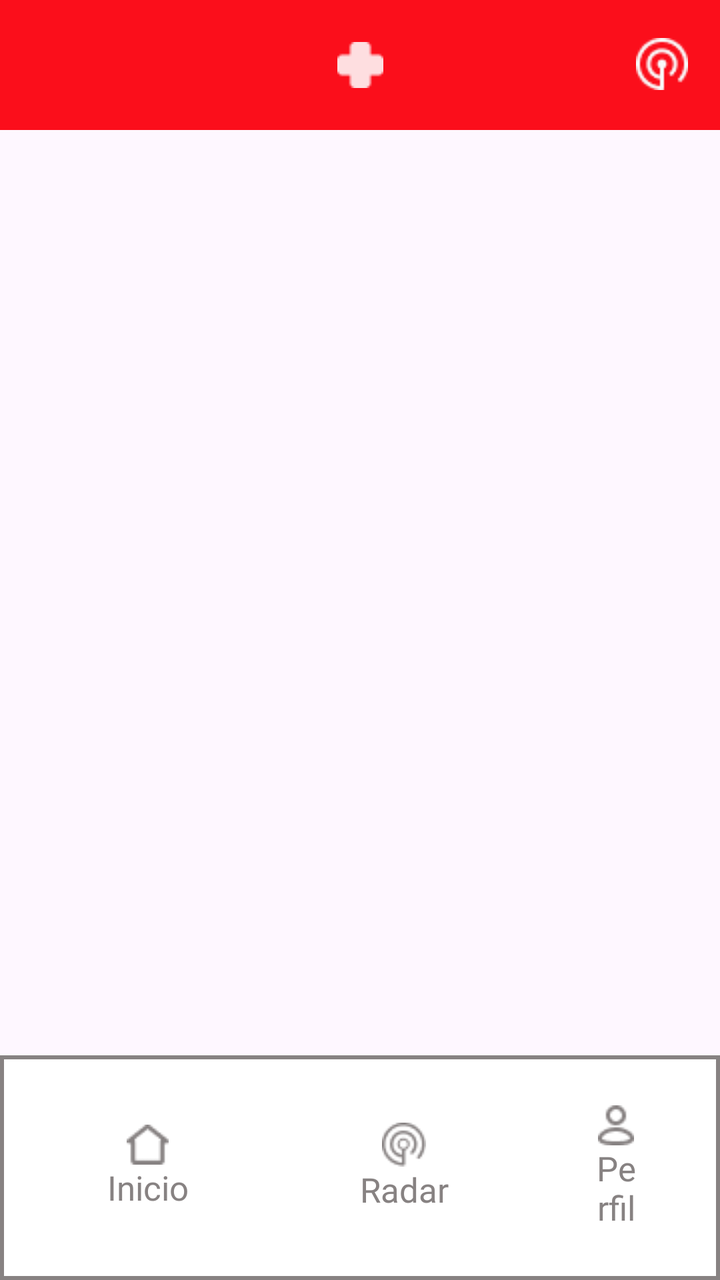
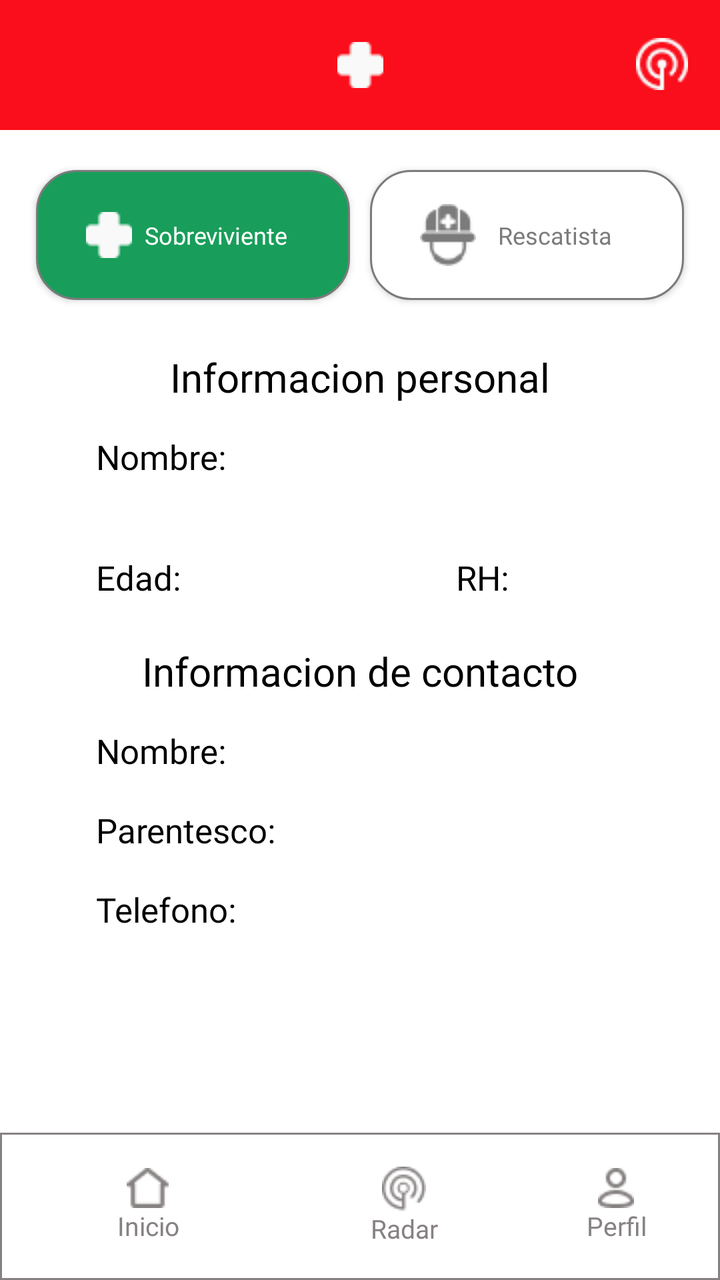

Two renders of the same Android screen: before a commit and after it. Below are the layout's source before the change and the commit's diff.
<!-- AndroidManifest.xml: application theme Theme.Redscate -->
<!-- res/layout/activity_perfil.xml -->
<?xml version="1.0" encoding="utf-8"?>
<androidx.constraintlayout.widget.ConstraintLayout xmlns:android="http://schemas.android.com/apk/res/android"
    xmlns:app="http://schemas.android.com/apk/res-auto"
    xmlns:tools="http://schemas.android.com/tools"
    android:id="@+id/main"
    android:layout_width="match_parent"
    android:layout_height="match_parent"
    tools:context=".Perfil">
    <androidx.constraintlayout.widget.ConstraintLayout
        android:id="@+id/nav"
        android:layout_width="match_parent"
        android:layout_height="match_parent"
        app:layout_constraintBottom_toBottomOf="parent"
        app:layout_constraintEnd_toEndOf="parent"
        app:layout_constraintHorizontal_bias="1.0"
        app:layout_constraintStart_toStartOf="parent">
        <include
            layout="@layout/parte_superior"
            android:layout_width="match_parent"
            android:layout_height="65dp"
            app:layout_constraintEnd_toEndOf="parent"
            app:layout_constraintTop_toTopOf="parent"/>

        <include
            android:id="@+id/include"
            layout="@layout/activity_nav_bar"
            android:layout_width="match_parent"
            android:layout_height="wrap_content"
            app:layout_constraintStart_toStartOf="parent"
            app:layout_constraintBottom_toBottomOf="parent"/>
    </androidx.constraintlayout.widget.ConstraintLayout>
</androidx.constraintlayout.widget.ConstraintLayout>
<!-- res/layout/parte_superior.xml (included above) -->
<?xml version="1.0" encoding="utf-8"?>
<androidx.constraintlayout.widget.ConstraintLayout xmlns:android="http://schemas.android.com/apk/res/android"
    xmlns:app="http://schemas.android.com/apk/res-auto"
    xmlns:tools="http://schemas.android.com/tools"
    android:layout_width="match_parent"
    android:layout_height="65dp"
    android:background="@color/red">

    <ImageView
        android:id="@+id/imageView3"
        android:layout_width="wrap_content"
        android:layout_height="wrap_content"
        app:layout_constraintBottom_toBottomOf="parent"
        app:layout_constraintEnd_toEndOf="parent"
        app:layout_constraintStart_toStartOf="parent"
        app:layout_constraintTop_toTopOf="parent"
        app:srcCompat="@drawable/cruz" />

    <ImageView
        android:id="@+id/imageView4"
        android:layout_width="wrap_content"
        android:layout_height="wrap_content"
        android:layout_marginEnd="16dp"
        app:layout_constraintBottom_toBottomOf="parent"
        app:layout_constraintEnd_toEndOf="parent"
        app:layout_constraintTop_toTopOf="parent"
        app:layout_constraintVertical_bias="0.487"
        app:srcCompat="@drawable/logo_superior" />
</androidx.constraintlayout.widget.ConstraintLayout>
<!-- res/layout/activity_nav_bar.xml (included above) -->
<?xml version="1.0" encoding="utf-8"?>
<LinearLayout xmlns:android="http://schemas.android.com/apk/res/android"
    xmlns:tools="http://schemas.android.com/tools"
    android:id="@+id/main"
    android:layout_width="match_parent"
    android:layout_height="wrap_content"
    android:background="@drawable/border_navbar"
    android:gravity="center"
    android:orientation="horizontal"
    android:padding="10dp"
    tools:context=".nav_bar">

    <androidx.appcompat.widget.AppCompatButton
        android:id="@+id/button_home"
        style="@style/AppTheme.boton_nav_bar"
        android:drawableTop="@drawable/inicio"
        android:text="Inicio"

        />

    <androidx.appcompat.widget.AppCompatButton
        android:id="@+id/button_radar"
        style="@style/AppTheme.boton_nav_bar"
        android:drawableTop="@drawable/radar"
        android:text="Radar"

        />

    <androidx.appcompat.widget.AppCompatButton
        android:id="@+id/button_perfil"
        style="@style/AppTheme.boton_nav_bar"
        android:drawableTop="@drawable/perfil"
        android:text="Perfil" />

</LinearLayout>
<!-- resources referenced by this layout -->
<resources>
  <color name="red">#fb0e1b</color>
  <!-- drawable border_navbar (drawable) -->
  <shape xmlns:android="http://schemas.android.com/apk/res/android">
      
      <solid android:color="@color/white" /> 
  
      
      <stroke
          android:width="2dp"
      android:color="@color/text_color" /> 
  
      
      <corners android:radius="0dp" /> 
  </shape>
  <!-- drawable cruz: png bitmap (drawable, 320 bytes) -->
  <style name="AppTheme.boton_nav_bar" parent="AppTheme">
          <item name="android:layout_width">wrap_content</item>
          <item name="android:layout_height">wrap_content</item>
          <item name="android:layout_marginHorizontal">20dp</item>
          <item name="android:padding">10dp</item>
          <item name="android:textColor">@color/text_color</item>
          <item name="android:textSize">17dp</item>
          <item name="android:layout_marginVertical">5dp</item>
          <item name="android:background">@color/white</item>
          <item name="android:fontFamily">@font/roboto_regular</item>
          <item name="android:elevation">0dp</item>
          <item name="android:stateListAnimator">@null</item>
      </style>
  <style name="Theme.Redscate" parent="Base.Theme.Redscate" />
  <color name="white">#FFFFFFFF</color>
  <color name="text_color">#878282</color>
  <!-- unchanged entries left out for length: 6 -->
</resources>

<!-- the commit's change to res/layout/activity_perfil.xml (unified diff, before → after) -->
@@ -6,6 +6,7 @@
     android:layout_width="match_parent"
     android:layout_height="match_parent"
     tools:context=".Perfil">
+
     <androidx.constraintlayout.widget.ConstraintLayout
         android:id="@+id/nav"
         android:layout_width="match_parent"
@@ -14,20 +15,142 @@
         app:layout_constraintEnd_toEndOf="parent"
         app:layout_constraintHorizontal_bias="1.0"
         app:layout_constraintStart_toStartOf="parent">
-        <include
-            layout="@layout/parte_superior"
+
+
+        <androidx.constraintlayout.widget.ConstraintLayout
             android:layout_width="match_parent"
-            android:layout_height="65dp"
-            app:layout_constraintEnd_toEndOf="parent"
-            app:layout_constraintTop_toTopOf="parent"/>
-
-        <include
-            android:id="@+id/include"
-            layout="@layout/activity_nav_bar"
-            android:layout_width="match_parent"
-            android:layout_height="wrap_content"
-            app:layout_constraintStart_toStartOf="parent"
-            app:layout_constraintBottom_toBottomOf="parent"/>
+            android:layout_height="match_parent"
+            android:background="@color/white">
+
+            <include
+                android:id="@+id/include2"
+                layout="@layout/parte_superior"
+                android:layout_width="match_parent"
+                android:layout_height="65dp"
+                app:layout_constraintEnd_toEndOf="parent"
+                app:layout_constraintTop_toTopOf="parent" />
+
+            <include
+                android:id="@+id/include_boton_sobreviviente"
+                layout="@layout/boton_sobreviviente"
+                android:layout_width="wrap_content"
+                android:layout_height="wrap_content"
+                android:layout_marginTop="80dp"
+                app:layout_constraintEnd_toEndOf="parent"
+                app:layout_constraintStart_toStartOf="parent"
+                app:layout_constraintTop_toTopOf="parent" />
+
+            <TextView
+                android:id="@+id/titulo_1"
+                style="@style/AppTheme.perfil_title"
+                android:text="Informacion personal"
+                app:layout_constraintEnd_toEndOf="parent"
+                app:layout_constraintStart_toStartOf="parent"
+                app:layout_constraintTop_toBottomOf="@id/include_boton_sobreviviente" />
+
+            <TextView
+                android:id="@+id/nombre"
+                style="@style/AppTheme.perfil_text"
+                android:text="Nombre:"
+                app:layout_constraintStart_toStartOf="parent"
+                app:layout_constraintTop_toBottomOf="@+id/titulo_1" />
+
+            <TextView
+                android:id="@+id/nombre_apellido"
+                style="@style/AppTheme.perfil_text_2"
+                android:text=""
+                android:layout_height="wrap_content"
+                app:layout_constraintStart_toStartOf="parent"
+                app:layout_constraintTop_toBottomOf="@+id/nombre" />
+
+            <TextView
+                android:id="@+id/edad"
+                style="@style/AppTheme.perfil_text"
+                android:text="Edad:"
+                app:layout_constraintStart_toStartOf="parent"
+                app:layout_constraintTop_toBottomOf="@+id/nombre_apellido" />
+            <TextView
+                android:id="@+id/edad_2"
+                style="@style/AppTheme.perfil_text_2"
+                android:text=""
+                app:layout_constraintStart_toStartOf="parent"
+                app:layout_constraintTop_toBottomOf="@+id/edad"
+                />
+            <TextView
+                android:id="@+id/rh"
+                style="@style/AppTheme.perfil_text"
+                android:text="RH:"
+                app:layout_constraintEnd_toEndOf="parent"
+                app:layout_constraintStart_toEndOf="@id/edad"
+                app:layout_constraintTop_toBottomOf="@+id/nombre_apellido" />
+            <TextView
+                android:id="@+id/rh_2"
+                style="@style/AppTheme.perfil_text_2"
+                android:text=""
+                app:layout_constraintEnd_toEndOf="parent"
+                app:layout_constraintStart_toEndOf="@id/edad_2"
+                app:layout_constraintTop_toBottomOf="@+id/rh"
+                />
+            <TextView
+                android:id="@+id/titulo_2"
+                style="@style/AppTheme.perfil_title"
+                android:text="Informacion de contacto"
+                app:layout_constraintEnd_toEndOf="parent"
+                app:layout_constraintStart_toStartOf="parent"
+                app:layout_constraintTop_toBottomOf="@id/edad_2" />
+
+            <TextView
+                android:id="@+id/nombre_c"
+                style="@style/AppTheme.perfil_text"
+                android:text="Nombre:"
+                app:layout_constraintStart_toStartOf="parent"
+                app:layout_constraintTop_toBottomOf="@+id/titulo_2" />
+            <TextView
+                android:id="@+id/nameC"
+                style="@style/AppTheme.perfil_text_2"
+                android:text=""
+                app:layout_constraintStart_toStartOf="parent"
+                app:layout_constraintTop_toBottomOf="@+id/nombre_c"
+                />
+
+            <TextView
+                android:id="@+id/parentesco"
+                style="@style/AppTheme.perfil_text"
+                android:text="Parentesco:"
+                app:layout_constraintStart_toStartOf="parent"
+                app:layout_constraintTop_toBottomOf="@+id/nameC" />
+            <TextView
+                android:id="@+id/relationship"
+                style="@style/AppTheme.perfil_text_2"
+                android:text=""
+                app:layout_constraintStart_toStartOf="parent"
+                app:layout_constraintTop_toBottomOf="@+id/parentesco"
+                />
+
+            <TextView
+                android:id="@+id/telefono"
+                style="@style/AppTheme.perfil_text"
+                android:text="Telefono:"
+                app:layout_constraintStart_toStartOf="parent"
+                app:layout_constraintTop_toBottomOf="@+id/relationship" />
+            <TextView
+                android:id="@+id/numberPhone"
+                style="@style/AppTheme.perfil_text_2"
+                android:text=""
+                app:layout_constraintStart_toStartOf="parent"
+                app:layout_constraintTop_toBottomOf="@+id/telefono"
+                />
+
+            <include
+                android:id="@+id/include"
+                layout="@layout/activity_nav_bar"
+                android:layout_width="match_parent"
+                android:layout_height="wrap_content"
+                app:layout_constraintBottom_toBottomOf="parent"
+                app:layout_constraintStart_toStartOf="parent" />
+        </androidx.constraintlayout.widget.ConstraintLayout>
+
+
     </androidx.constraintlayout.widget.ConstraintLayout>
 </androidx.constraintlayout.widget.ConstraintLayout>
 <!-- res/layout/parte_superior.xml (included above) -->
@@ -36,30 +159,68 @@
     xmlns:app="http://schemas.android.com/apk/res-auto"
     xmlns:tools="http://schemas.android.com/tools"
     android:layout_width="match_parent"
-    android:layout_height="65dp"
-    android:background="@color/red">
-
-    <ImageView
-        android:id="@+id/imageView3"
-        android:layout_width="wrap_content"
+    android:layout_height="match_parent">
+
+    <androidx.constraintlayout.widget.ConstraintLayout
+        android:id="@+id/constraintLayout"
+        android:layout_width="match_parent"
+        android:layout_height="65dp"
+        android:background="@color/red"
+        app:layout_constraintStart_toStartOf="parent"
+        app:layout_constraintTop_toTopOf="parent">
+
+
+        <ImageView
+            android:id="@+id/imageView3"
+            android:layout_width="wrap_content"
+            android:layout_height="wrap_content"
+            app:layout_constraintBottom_toBottomOf="parent"
+            app:layout_constraintEnd_toEndOf="parent"
+            app:layout_constraintStart_toStartOf="parent"
+            app:layout_constraintTop_toTopOf="parent"
+            app:srcCompat="@drawable/cruz_blanca" />
+
+        <ImageView
+            android:id="@+id/imageView4"
+            android:layout_width="wrap_content"
+            android:layout_height="wrap_content"
+            android:layout_marginEnd="16dp"
+            app:layout_constraintBottom_toBottomOf="parent"
+            app:layout_constraintEnd_toEndOf="parent"
+            app:layout_constraintTop_toTopOf="parent"
+            app:layout_constraintVertical_bias="0.487"
+            app:srcCompat="@drawable/logo_superior" />
+    </androidx.constraintlayout.widget.ConstraintLayout>
+</androidx.constraintlayout.widget.ConstraintLayout>
+<!-- res/layout/boton_sobreviviente.xml (included above) -->
+<?xml version="1.0" encoding="utf-8"?>
+<LinearLayout
+    xmlns:android="http://schemas.android.com/apk/res/android"
+    android:layout_width="match_parent"
+    android:layout_height="match_parent">
+    <LinearLayout
+        android:layout_width="match_parent"
         android:layout_height="wrap_content"
-        app:layout_constraintBottom_toBottomOf="parent"
-        app:layout_constraintEnd_toEndOf="parent"
-        app:layout_constraintStart_toStartOf="parent"
-        app:layout_constraintTop_toTopOf="parent"
-        app:srcCompat="@drawable/cruz" />
-
-    <ImageView
-        android:id="@+id/imageView4"
-        android:layout_width="wrap_content"
-        android:layout_height="wrap_content"
-        android:layout_marginEnd="16dp"
-        app:layout_constraintBottom_toBottomOf="parent"
-        app:layout_constraintEnd_toEndOf="parent"
-        app:layout_constraintTop_toTopOf="parent"
-        app:layout_constraintVertical_bias="0.487"
-        app:srcCompat="@drawable/logo_superior" />
-</androidx.constraintlayout.widget.ConstraintLayout>
+        android:gravity="center"
+        android:orientation="horizontal">
+
+        <androidx.appcompat.widget.AppCompatButton
+            android:id="@+id/button_sobreviviente"
+            style="@style/AppTheme.boton_perfil"
+            android:background="@drawable/rounded_button_verde"
+            android:drawableLeft="@drawable/cruz_blanca"
+            android:text="Sobreviviente"
+            android:textColor="@color/white" />
+
+        <androidx.appcompat.widget.AppCompatButton
+            android:id="@+id/button_rescatista"
+            style="@style/AppTheme.boton_perfil"
+            android:background="@drawable/rounded_button_blanco"
+            android:drawableLeft="@drawable/rescatista_gris"
+            android:text="Rescatista"
+            android:textColor="@color/borde_boton_home" />
+    </LinearLayout>
+</LinearLayout>
 <!-- res/layout/activity_nav_bar.xml (included above) -->
 <?xml version="1.0" encoding="utf-8"?>
 <LinearLayout xmlns:android="http://schemas.android.com/apk/res/android"
<!-- resource entries referenced after the edit -->
@@ -1,5 +1,6 @@
 <!-- resources referenced by this layout -->
 <resources>
+  <color name="borde_boton_home">#7B7B7B</color>
   <color name="red">#fb0e1b</color>
   <!-- drawable border_navbar (drawable) -->
   <shape xmlns:android="http://schemas.android.com/apk/res/android">
@@ -8,29 +9,92 @@
   
       
       <stroke
-          android:width="2dp"
+          android:width="1dp"
       android:color="@color/text_color" /> 
   
       
       <corners android:radius="0dp" /> 
   </shape>
-  <!-- drawable cruz: png bitmap (drawable, 320 bytes) -->
+  <!-- drawable cruz_blanca: png bitmap (drawable, 297 bytes) -->
+  <!-- drawable rescatista_gris: png bitmap (drawable, 812 bytes) -->
+  <!-- drawable rounded_button_blanco (drawable) -->
+  <shape xmlns:android="http://schemas.android.com/apk/res/android">
+      
+      <solid android:color="@color/white" /> 
+  
+      
+      <stroke
+          android:width="1dp"
+          android:color="@color/borde_boton_home" /> 
+  
+      <corners android:radius="20dp" /> 
+  </shape>
+  <!-- drawable rounded_button_verde (drawable) -->
+  <shape xmlns:android="http://schemas.android.com/apk/res/android">
+      
+      <solid android:color="@color/verde_sobreviviente" /> 
+  
+      
+      <stroke
+          android:width="1dp"
+          android:color="@color/borde_boton_home" /> 
+  
+      <corners android:radius="20dp" /> 
+  </shape>
   <style name="AppTheme.boton_nav_bar" parent="AppTheme">
           <item name="android:layout_width">wrap_content</item>
           <item name="android:layout_height">wrap_content</item>
           <item name="android:layout_marginHorizontal">20dp</item>
-          <item name="android:padding">10dp</item>
+          <item name="android:padding">5dp</item>
           <item name="android:textColor">@color/text_color</item>
-          <item name="android:textSize">17dp</item>
-          <item name="android:layout_marginVertical">5dp</item>
+          <item name="android:textSize">13dp</item>
+          <item name="android:layout_marginVertical">2dp</item>
           <item name="android:background">@color/white</item>
           <item name="android:fontFamily">@font/roboto_regular</item>
           <item name="android:elevation">0dp</item>
           <item name="android:stateListAnimator">@null</item>
       </style>
+  <style name="AppTheme.boton_perfil" parent="AppTheme">
+          <item name="android:layout_width">157dp</item>
+          <item name="android:layout_height">65dp</item>
+          <item name="android:fontFamily">@font/roboto_bold</item>
+          <item name="android:textSize">12dp</item>
+          <item name="android:paddingHorizontal">25dp</item>
+          <item name="android:paddingVertical">20dp</item>
+          <item name="android:layout_margin">5dp</item>
+      </style>
+  <style name="AppTheme.perfil_text" parent="AppTheme">
+          <item name="android:layout_width">100dp</item>
+          <item name="android:layout_height">wrap_content</item>
+          <item name="android:textColor">@color/black</item>
+          <item name="android:textSize">17dp</item>
+          <item name="android:fontFamily">@font/roboto_bold</item>
+          <item name="android:layout_marginStart">48dp</item>
+          <item name="android:layout_marginTop">15dp</item>
+      </style>
+  <style name="AppTheme.perfil_text_2" parent="AppTheme">
+          <item name="android:layout_width">300dp</item>
+          <item name="android:layout_height">1dp</item>
+          <item name="android:textColor">@color/black</item>
+          <item name="android:textSize">16dp</item>
+          <item name="android:fontFamily">@font/roboto_regular</item>
+          <item name="android:layout_marginStart">48dp</item>
+          <item name="android:layout_marginTop">1dp</item>
+      </style>
+  <style name="AppTheme.perfil_title" parent="AppTheme">
+          <item name="android:layout_width">wrap_content</item>
+          <item name="android:layout_height">wrap_content</item>
+          <item name="android:textColor">@color/black</item>
+          <item name="android:textSize">20dp</item>
+          <item name="android:fontFamily">@font/roboto_bold</item>
+          <item name="android:layout_marginTop">20dp</item>
+  
+      </style>
   <style name="Theme.Redscate" parent="Base.Theme.Redscate" />
   <color name="white">#FFFFFFFF</color>
   <color name="text_color">#878282</color>
+  <color name="verde_sobreviviente">#189E5A</color>
+  <color name="black">#FF000000</color>
   <!-- unchanged entries left out for length: 6 -->
 </resources>
 
